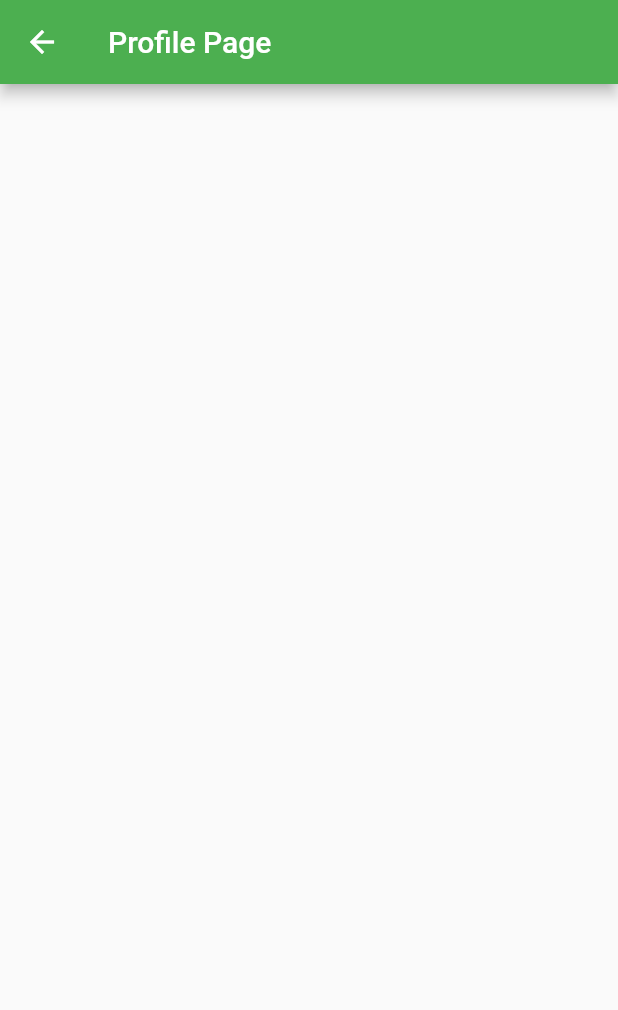
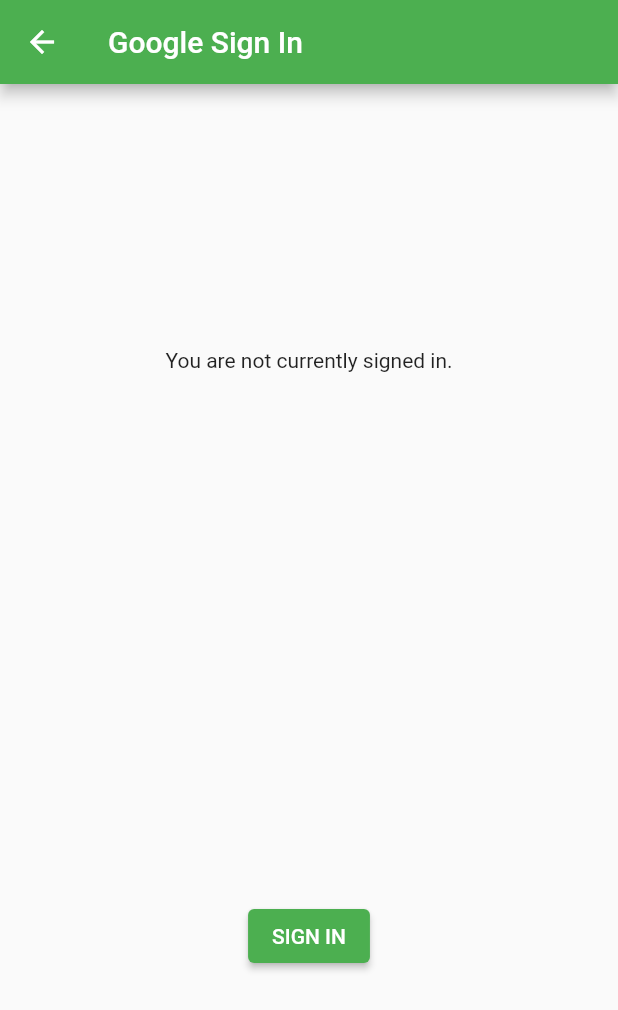
Before and after one commit to Revolt9k/flutterApp, a Flutter app: the InfoPage screen opened by its route, after a tap on "profile", on a phone screen of 412 x 824 dp. Shown: the top 1010 px of the screen. Run offline on Flutter 3.47's test engine with Material 2 defaults, Android fonts, the phone set to English and light mode, and no system bars; our stand-ins replace firebase_auth, firebase_core, google_sign_in, shared_preferences; accounts and stored records are empty.

Commit message:
added google page

```diff
--- /dev/null
+++ b/lib/googlePage.dart
@@ -0,0 +1,150 @@
+import 'dart:async';
+import 'dart:convert' show json;
+
+import 'package:flutter/material.dart';
+import 'package:google_sign_in/google_sign_in.dart';
+import 'package:http/http.dart' as http;
+
+GoogleSignIn _googleSignIn = GoogleSignIn(
+  clientId: '489403686518-euupk91f12kp8ie8j91c944thhc2irac.apps.googleusercontent.com',
+  scopes: <String>[
+    'email',
+    'https://www.googleapis.com/auth/contacts.readonly',
+  ],
+);
+
+
+class GooglePage extends StatefulWidget {
+  const GooglePage({Key? key}) : super(key: key);
+  static const routeName = '/google';
+
+  @override
+  State createState() => GooglePageState();
+}
+
+class GooglePageState extends State<GooglePage> {
+  GoogleSignInAccount? _currentUser;
+  String _contactText = '';
+
+  @override
+  void initState() {
+    super.initState();
+    _googleSignIn.onCurrentUserChanged.listen((GoogleSignInAccount? account) {
+      setState(() {
+        _currentUser = account;
+      });
+      if (_currentUser != null) {
+        _handleGetContact(_currentUser!);
+      }
+    });
+    _googleSignIn.signInSilently();
+  }
+
+  Future<void> _handleGetContact(GoogleSignInAccount user) async {
+    setState(() {
+      _contactText = 'Loading contact info...';
+    });
+    final http.Response response = await http.get(
+      Uri.parse('https://people.googleapis.com/v1/people/me/connections'
+          '?requestMask.includeField=person.names'),
+      headers: await user.authHeaders,
+    );
+    if (response.statusCode != 200) {
+      setState(() {
+        _contactText = 'People API gave a ${response.statusCode} '
+            'response. Check logs for details.';
+      });
+      print('People API ${response.statusCode} response: ${response.body}');
+      return;
+    }
+    final Map<String, dynamic> data =
+        json.decode(response.body) as Map<String, dynamic>;
+    final String? namedContact = _pickFirstNamedContact(data);
+    setState(() {
+      if (namedContact != null) {
+        _contactText = 'I see you know $namedContact!';
+      } else {
+        _contactText = 'No contacts to display.';
+      }
+    });
+  }
+
+  String? _pickFirstNamedContact(Map<String, dynamic> data) {
+    final List<dynamic>? connections = data['connections'] as List<dynamic>?;
+    final Map<String, dynamic>? contact = connections?.firstWhere(
+      (dynamic contact) => contact['names'] != null,
+      orElse: () => null,
+    ) as Map<String, dynamic>?;
+    if (contact != null) {
+      final Map<String, dynamic>? name = contact['names'].firstWhere(
+        (dynamic name) => name['displayName'] != null,
+        orElse: () => null,
+      ) as Map<String, dynamic>?;
+      if (name != null) {
+        return name['displayName'] as String?;
+      }
+    }
+    return null;
+  }
+
+  Future<void> _handleSignIn() async {
+    try {
+      await _googleSignIn.signIn();
+    } catch (error) {
+      print(error);
+    }
+  }
+
+  Future<void> _handleSignOut() => _googleSignIn.disconnect();
+
+  Widget _buildBody() {
+    final GoogleSignInAccount? user = _currentUser;
+    if (user != null) {
+      return Column(
+        mainAxisAlignment: MainAxisAlignment.spaceAround,
+        children: <Widget>[
+          ListTile(
+            leading: GoogleUserCircleAvatar(
+              identity: user,
+            ),
+            title: Text(user.displayName ?? ''),
+            subtitle: Text(user.email),
+          ),
+          const Text('Signed in successfully.'),
+          Text(_contactText),
+          ElevatedButton(
+            onPressed: _handleSignOut,
+            child: const Text('SIGN OUT'),
+          ),
+          ElevatedButton(
+            child: const Text('REFRESH'),
+            onPressed: () => _handleGetContact(user),
+          ),
+        ],
+      );
+    } else {
+      return Column(
+        mainAxisAlignment: MainAxisAlignment.spaceAround,
+        children: <Widget>[
+          const Text('You are not currently signed in.'),
+          ElevatedButton(
+            onPressed: _handleSignIn,
+            child: const Text('SIGN IN'),
+          ),
+        ],
+      );
+    }
+  }
+
+  @override
+  Widget build(BuildContext context) {
+    return Scaffold(
+        appBar: AppBar(
+          title: const Text('Google Sign In'),
+        ),
+        body: ConstrainedBox(
+          constraints: const BoxConstraints.expand(),
+          child: _buildBody(),
+        ));
+  }
+}
--- a/lib/infoPage.dart
+++ b/lib/infoPage.dart
@@ -1,4 +1,5 @@
 import 'package:flutter/material.dart';
+import 'package:flutter_hello/googlePage.dart';
 import 'package:flutter_hello/main.dart';
 import 'package:flutter_hello/profilePage.dart';
 
@@ -17,7 +18,7 @@
   }
 
     void _goNext() {
-    Navigator.of(context).pushNamed(ProfilePage.routeName);
+    Navigator.of(context).pushNamed(GooglePage.routeName);
   }
 
   @override
--- a/lib/main.dart
+++ b/lib/main.dart
@@ -1,7 +1,13 @@
+import 'package:firebase_auth/firebase_auth.dart';
 import 'package:flutter/material.dart';
+import 'package:flutter_hello/googlePage.dart';
 import 'package:flutter_hello/infoPage.dart';
 import 'package:flutter_hello/profilePage.dart';
 import 'package:shared_preferences/shared_preferences.dart';
+import 'package:firebase_auth/firebase_auth.dart';
+import 'package:firebase_core/firebase_core.dart';
+import 'firebase_options.dart';
+import 'package:google_sign_in/google_sign_in.dart';
 
 const String profileNameKey = 'PROFILE_NAME';
 
@@ -14,8 +20,51 @@
   SharedPreferences prefs = await SharedPreferences.getInstance();
   final profileName = prefs.getString(profileNameKey);
 
+  await Firebase.initializeApp(
+    options: DefaultFirebaseOptions.currentPlatform,
+  );
+
+  await FirebaseAuth.instance.authStateChanges().listen((User? user) {
+    if (user == null) {
+      print('User is currently signed out!');
+    } else {
+      print('User is signed in!');
+    }
+  });
+
+  // await signInWithGoogle();
+
   return runApp(MyApp(profileName: profileName));
 }
+
+
+// Future<UserCredential> signInWithGoogle() async {
+
+// //   GoogleSignIn _googleSignIn = GoogleSignIn(
+// //   scopes: [
+// //     'email',
+// //     'https://www.googleapis.com/auth/contacts.readonly',
+// //   ],
+// // );
+
+
+
+//   // Trigger the authentication flow
+//   final GoogleSignInAccount? googleUser = await GoogleSignIn().signIn();
+
+//   // Obtain the auth details from the request
+//   final GoogleSignInAuthentication? googleAuth =
+//       await googleUser?.authentication;
+
+//   // Create a new credential
+//   final credential = GoogleAuthProvider.credential(
+//     accessToken: googleAuth?.accessToken,
+//     idToken: googleAuth?.idToken,
+//   );
+
+//   // Once signed in, return the UserCredential
+//   return await FirebaseAuth.instance.signInWithCredential(credential);
+// }
 
 class MyApp extends StatelessWidget {
   final String? profileName;
@@ -46,6 +95,7 @@
               title: 'initialPage',
             ),
         ProfilePage.routeName: (BuildContext context) => const ProfilePage(),
+        GooglePage.routeName: (BuildContext context) => const GooglePage(),
       },
       initialRoute:
           profileName == null ? MyHomePage.routeName : ProfilePage.routeName,
--- a/pubspec.yaml
+++ b/pubspec.yaml
@@ -35,6 +35,9 @@
   cupertino_icons: ^1.0.2
   firebase_core: ^1.19.1
   shared_preferences: ^2.0.15
+  firebase_auth: ^3.4.1
+  google_sign_in: ^5.3.3
+  http: ^0.13.4
 
 dev_dependencies:
   flutter_test:
```
Also changed, not shown: pubspec.lock, 3 other files.
